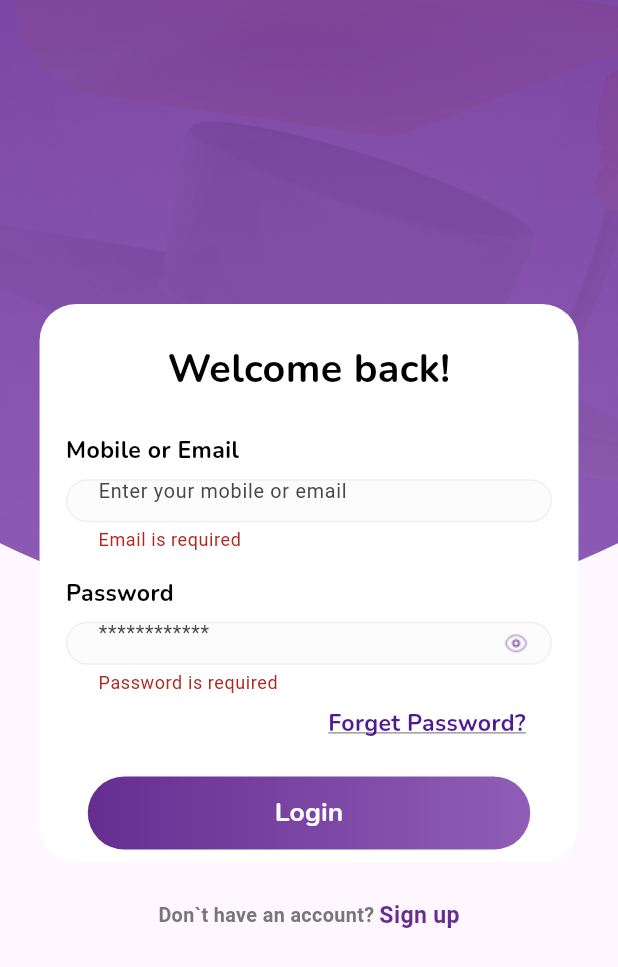
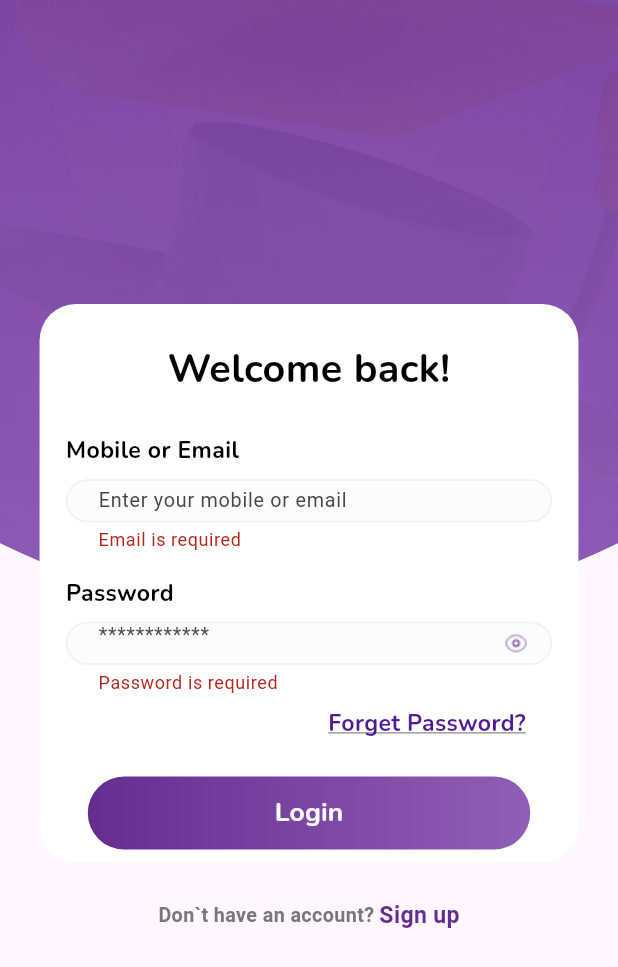
Before and after one commit to 3bdulra7manAmir/Fluency_App, a Flutter app: the screen it shows after launch, after a tap on "Login", on a phone screen of 412 x 824 dp. Shown: the top 967 px of the screen. Run offline on Flutter 3.47's test engine with Material 3 defaults, Android fonts, the phone set to English and light mode, and no system bars; our stand-ins replace device_preview, flutter_screenutil, flutter_svg, go_router; project files that could hold a hidden picture were left out.

Commit message:
Riverpod Added

```diff
--- a/lib/Config/router/app_router.dart
+++ b/lib/Config/router/app_router.dart
@@ -13,6 +13,8 @@ abstract class AppRouter
   static const kLoginView = '/LoginView';
   static const kNotificationsView = '/NotificationsView';
   static const kNoNotificationsView = '/NoNotificationsView';
+
+  static const kMineView = '/MineView';
 
   static final router = GoRouter(
     routes:
--- a/lib/core/constants/app_padding.dart
+++ b/lib/core/constants/app_padding.dart
@@ -5,7 +5,10 @@ class AppPadding
 {
   EdgeInsets kLoginFormMargin = EdgeInsets.symmetric(horizontal: 24.w,);
   EdgeInsets kLoginFormPadding = EdgeInsets.symmetric(horizontal: 16.w);
-  EdgeInsets kTextFieldContentPadding = EdgeInsets.symmetric(vertical: 16.h, horizontal: 16.w);
+  EdgeInsets kTextFieldContentPadding = EdgeInsets.symmetric(horizontal: 16.w);
+
+  EdgeInsetsDirectional kPasswordFieldContentPadding = EdgeInsetsDirectional.only(start: 16.w,);
+
   EdgeInsetsDirectional kForgetPasswordPaddingD = EdgeInsetsDirectional.only(end: 16.w, top: 8.h,);
 
 
--- a/lib/core/widgets/text_fields/custom_text_form_field.dart
+++ b/lib/core/widgets/text_fields/custom_text_form_field.dart
@@ -54,6 +54,7 @@ class _CustomTextFormFieldState extends State<CustomTextFormField>
         style: TextStyle(fontSize: 12.sp, color: AppColors.kTextInsideFormFieldColor,),
 
         decoration: InputDecoration(
+          //isDense: true,
           filled: true,
           fillColor: AppColors.kTextFormFieldFillColor,
           hintText: widget.fieldHintText,
--- a/lib/features/auth/login/presentation/widgets/login_form.dart
+++ b/lib/features/auth/login/presentation/widgets/login_form.dart
@@ -128,6 +128,7 @@ class _LoginFormState extends State<LoginForm>
 
                           CustomTextFormField(
                             fieldObscureText: obscureText,
+                            fieldContentPadding: AppPadding().kPasswordFieldContentPadding,
                             fieldController: passwordController,
                             fieldValidator: LoginValidator().validatePassword,
                             fieldKeyboardType: TextInputType.text,
--- a/pubspec.yaml
+++ b/pubspec.yaml
@@ -13,14 +13,20 @@ dependencies:
   flutter:
     sdk: flutter
   flutter_bloc: ^9.0.0
+  flutter_riverpod: ^2.6.1
   flutter_screenutil: ^5.9.3
   flutter_svg: ^2.0.17
   go_router: ^14.7.2
+  riverpod_annotation: ^2.6.1
 
 dev_dependencies:
+  build_runner: ^2.4.14
+  custom_lint: ^0.7.3
   flutter_lints: ^5.0.0
   flutter_test:
     sdk: flutter
+  riverpod_generator: ^2.6.4
+  riverpod_lint: ^2.6.4
 
 flutter:
   uses-material-design: true
```
Also changed, not shown: pubspec.lock.
